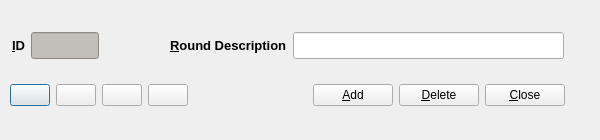
This is code/pyqt/gui/round_setup.ui in soccermetrics/marcotti-desktop as Qt 5 draws it before an edit. The edited form follows.
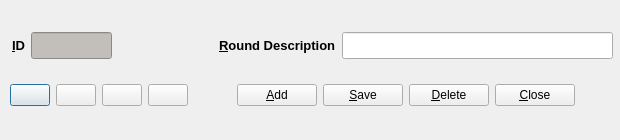
This is the edited form. Icons and pictures are not drawn.

Commit message: Added Save button to UIs, rebuilt autocoded Python files (#13)

```diff
--- a/code/pyqt/gui/round_setup.ui
+++ b/code/pyqt/gui/round_setup.ui
@@ -6,20 +6,20 @@
    <rect>
     <x>0</x>
     <y>0</y>
-    <width>600</width>
+    <width>620</width>
     <height>140</height>
    </rect>
   </property>
   <property name="minimumSize">
    <size>
-    <width>600</width>
+    <width>620</width>
     <height>140</height>
    </size>
   </property>
   <property name="maximumSize">
    <size>
-    <width>640</width>
-    <height>180</height>
+    <width>620</width>
+    <height>140</height>
    </size>
   </property>
   <property name="windowTitle">
@@ -30,7 +30,7 @@
     <rect>
      <x>12</x>
      <y>20</y>
-     <width>552</width>
+     <width>601</width>
      <height>51</height>
     </rect>
    </property>
@@ -112,7 +112,7 @@
     <rect>
      <x>10</x>
      <y>70</y>
-     <width>261</width>
+     <width>191</width>
      <height>51</height>
     </rect>
    </property>
@@ -188,12 +188,12 @@
     </item>
    </layout>
   </widget>
-  <widget class="QWidget" name="layoutWidget">
+  <widget class="QWidget" name="layoutWidget_2">
    <property name="geometry">
     <rect>
-     <x>290</x>
+     <x>200</x>
      <y>70</y>
-     <width>275</width>
+     <width>411</width>
      <height>51</height>
     </rect>
    </property>
@@ -225,6 +225,20 @@
       </property>
      </widget>
     </item>
+    <item>
+     <widget class="QPushButton" name="saveEntry">
+      <property name="toolTip">
+       <string>Delete Entry</string>
+      </property>
+      <property name="text">
+       <string>&amp;Save</string>
+      </property>
+      <property name="icon">
+       <iconset resource="fmrd_resources.qrc">
+        <normaloff>:/images/save.png</normaloff>:/images/save.png</iconset>
+      </property>
+     </widget>
+    </item>
     <item>
      <widget class="QPushButton" name="deleteEntry">
       <property name="toolTip">
@@ -253,6 +267,19 @@
       </property>
      </widget>
     </item>
+    <item>
+     <spacer name="horizontalSpacer_4">
+      <property name="orientation">
+       <enum>Qt::Horizontal</enum>
+      </property>
+      <property name="sizeHint" stdset="0">
+       <size>
+        <width>13</width>
+        <height>20</height>
+       </size>
+      </property>
+     </spacer>
+    </item>
    </layout>
   </widget>
  </widget>
```
The commit also changes 52 other files.
